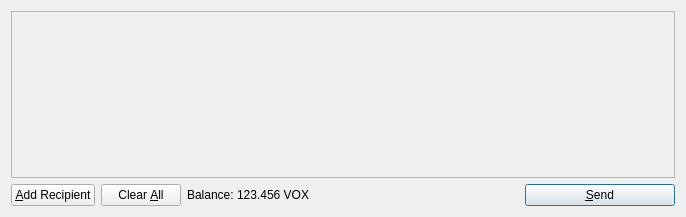
This is src/qt/forms/sendcoinsdialog.ui in zahidaliayub/RevolutionVR-Final-RVR as Qt 5 draws it before an edit. The edited form follows.
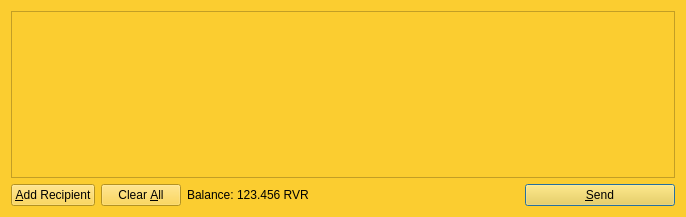
This is the edited form. Icons and pictures are not drawn.

What changed in the file:
```diff
--- a/src/qt/forms/sendcoinsdialog.ui
+++ b/src/qt/forms/sendcoinsdialog.ui
@@ -13,6 +13,9 @@
   <property name="windowTitle">
    <string>Send Coins</string>
   </property>
+  <property name="styleSheet">
+   <string notr="true">background-color:#FBCD30;</string>
+  </property>
   <layout class="QVBoxLayout" name="verticalLayout">
    <item>
     <widget class="QScrollArea" name="scrollArea">
@@ -24,8 +27,8 @@
        <rect>
         <x>0</x>
         <y>0</y>
-        <width>666</width>
-        <height>165</height>
+        <width>660</width>
+        <height>149</height>
        </rect>
       </property>
       <layout class="QVBoxLayout" name="verticalLayout_2">
@@ -119,7 +122,7 @@
           <cursorShape>IBeamCursor</cursorShape>
          </property>
          <property name="text">
-          <string>123.456 VOX</string>
+          <string>123.456 RVR</string>
          </property>
          <property name="textInteractionFlags">
           <set>Qt::LinksAccessibleByMouse|Qt::TextSelectableByKeyboard|Qt::TextSelectableByMouse</set>
```
Left out of the diff: 11 changed lines with no effect on the pictures.
